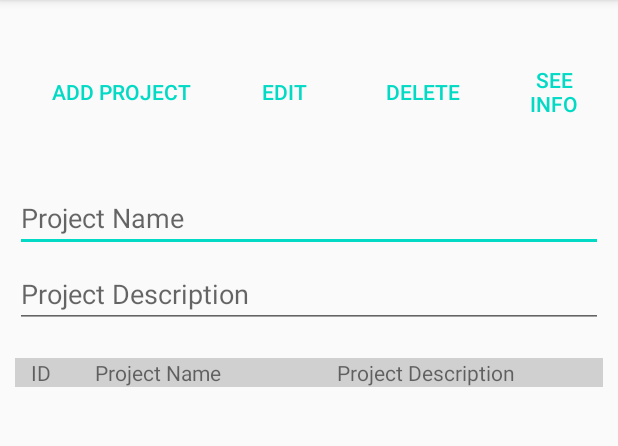
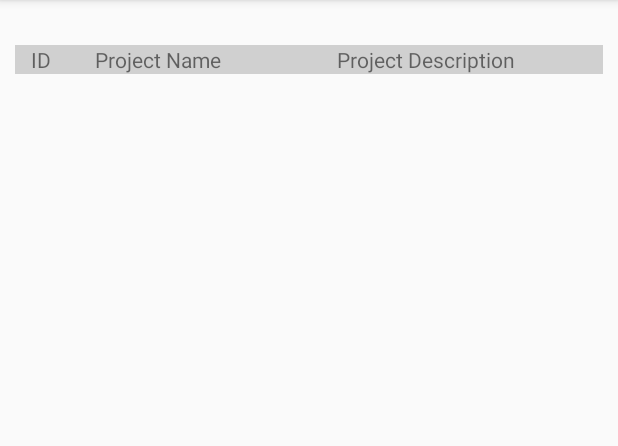
Before and after one commit to MariusRA/fool, an Android app: the ProjectsActivity screen opened directly, with no data from a screen before it, on a phone screen of 412 x 824 dp, the part 84-530 px from its top. Run offline under Robolectric (Android 15) with nearby library versions, the phone set to English and light mode, and no system bars; 3 statements that could not run were skipped.

Commit message:
New activity, New class project, setup for next part

```diff
--- a/app/front_end/OTTOfficeTimeTracker/app/src/main/AndroidManifest.xml
+++ b/app/front_end/OTTOfficeTimeTracker/app/src/main/AndroidManifest.xml
@@ -12,6 +12,9 @@
         android:roundIcon="@mipmap/ic_launcher_round"
         android:supportsRtl="true"
         android:theme="@style/AppTheme">
+        <activity
+            android:name=".EditProjectActivity"
+            android:parentActivityName=".ProjectsActivity"/>
         <activity
             android:name=".ProjectsActivity"
             android:parentActivityName=".MainActivity" />
--- a/app/front_end/OTTOfficeTimeTracker/app/src/main/res/layout/activity_projects.xml
+++ b/app/front_end/OTTOfficeTimeTracker/app/src/main/res/layout/activity_projects.xml
@@ -14,71 +14,6 @@
         android:layout_height="wrap_content"
         android:layout_marginHorizontal="10dp"
         android:layout_marginVertical="30dp">
-
-
-        <TableRow>
-
-            <Button
-                android:id="@+id/btnAddProject"
-                style="?android:attr/buttonBarButtonStyle"
-                android:layout_width="wrap_content"
-                android:layout_height="match_parent"
-                android:layout_marginBottom="10dp"
-                android:layout_weight="1"
-                android:gravity="center"
-                android:text="@string/btnAddProject"></Button>
-
-            <Button
-                android:id="@+id/btnEditProject"
-                style="?android:attr/buttonBarButtonStyle"
-                android:layout_width="wrap_content"
-                android:layout_height="match_parent"
-                android:layout_marginBottom="10dp"
-                android:layout_weight="0.5"
-                android:gravity="center"
-                android:text="@string/btnEditProject"></Button>
-
-            <Button
-                android:id="@+id/btnDeleteProject"
-                style="?android:attr/buttonBarButtonStyle"
-                android:layout_width="wrap_content"
-                android:layout_height="match_parent"
-                android:layout_marginBottom="10dp"
-                android:layout_weight="0.5"
-                android:gravity="center"
-                android:text="@string/btnDeleteProject"></Button>
-
-            <Button
-                android:id="@+id/btnSeeInfo"
-                style="?android:attr/buttonBarButtonStyle"
-                android:layout_width="wrap_content"
-                android:layout_height="match_parent"
-                android:layout_marginBottom="10dp"
-                android:layout_weight="1"
-                android:gravity="center"
-                android:text="@string/btnSeeInfo"></Button>
-        </TableRow>
-
-        <TableRow>
-
-            <EditText
-                android:id="@+id/etProjectName"
-                android:layout_marginTop="20dp"
-                android:layout_marginBottom="5dp"
-                android:layout_weight="1"
-                android:hint="@string/etPName"
-                android:inputType="text"></EditText>
-        </TableRow>
-
-        <TableRow>
-
-            <EditText
-                android:id="@+id/etProjectDescription"
-                android:layout_marginBottom="20dp"
-                android:layout_weight="1"
-                android:hint="@string/etPDescription"
-                android:inputType="text"></EditText>
-        </TableRow>
 
         <TableRow>
 
@@ -101,7 +36,7 @@
                 android:text="@string/etPName"></TextView>
 
             <TextView
-                android:id="@+id/etPDEscription"
+                android:id="@+id/etPDescription"
                 android:layout_width="wrap_content"
                 android:layout_height="wrap_content"
                 android:layout_weight="1"
--- a/app/front_end/OTTOfficeTimeTracker/app/src/main/res/values/strings.xml
+++ b/app/front_end/OTTOfficeTimeTracker/app/src/main/res/values/strings.xml
@@ -18,10 +18,14 @@
     <string name="newPassword">New Password</string>
     <string name="oldPassword">Introduce the old password to confirm</string>
     <string name="btnUpdateProfile">Update Profile</string>
+
     <string name="btnAddProject">Add Project</string>
-    <string name="btnEditProject">Edit</string>
+    <string name="btnUpdateProject">Update</string>
     <string name="btnDeleteProject">Delete</string>
-    <string name="btnSeeInfo">See Info</string>
+
+    <string name="tvManager">Manager</string>
+    <string name="tvProjectName">Project Name</string>
+    <string name="tvProjectDescription">Project Description</string>
 
     <string name="etPID">ID</string>
     <string name="etPName">Project Name</string>
```
Also changed, not shown: app/front_end/OTTOfficeTimeTracker/app/src/main/java/com/example/officetimetracker/DatabaseHelper.java (+8 -7 lines), app/front_end/OTTOfficeTimeTracker/app/src/main/java/com/example/officetimetracker/EditProjectActivity.java (added, +59 -0 lines), app/front_end/OTTOfficeTimeTracker/app/src/main/java/com/example/officetimetracker/Project.java (added, +49 -0 lines), app/front_end/OTTOfficeTimeTracker/app/src/main/java/com/example/officetimetracker/ProjectsActivity.java (+46 -77 lines), app/front_end/OTTOfficeTimeTracker/app/src/main/res/layout/activity_edit_project.xml (added, +107 -0 lines).
